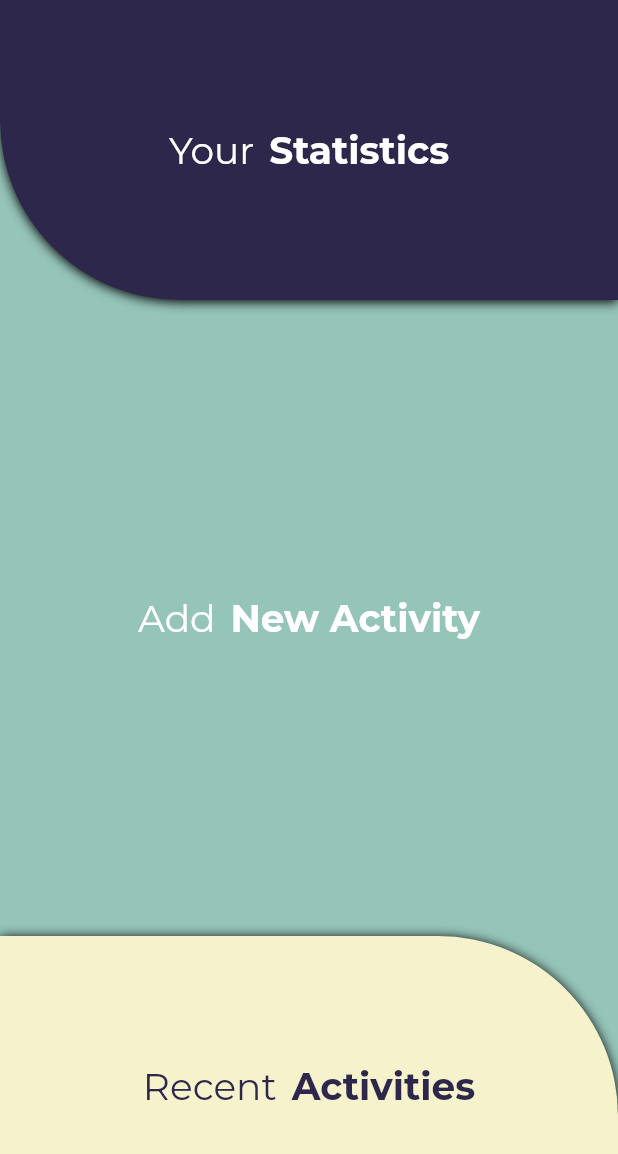
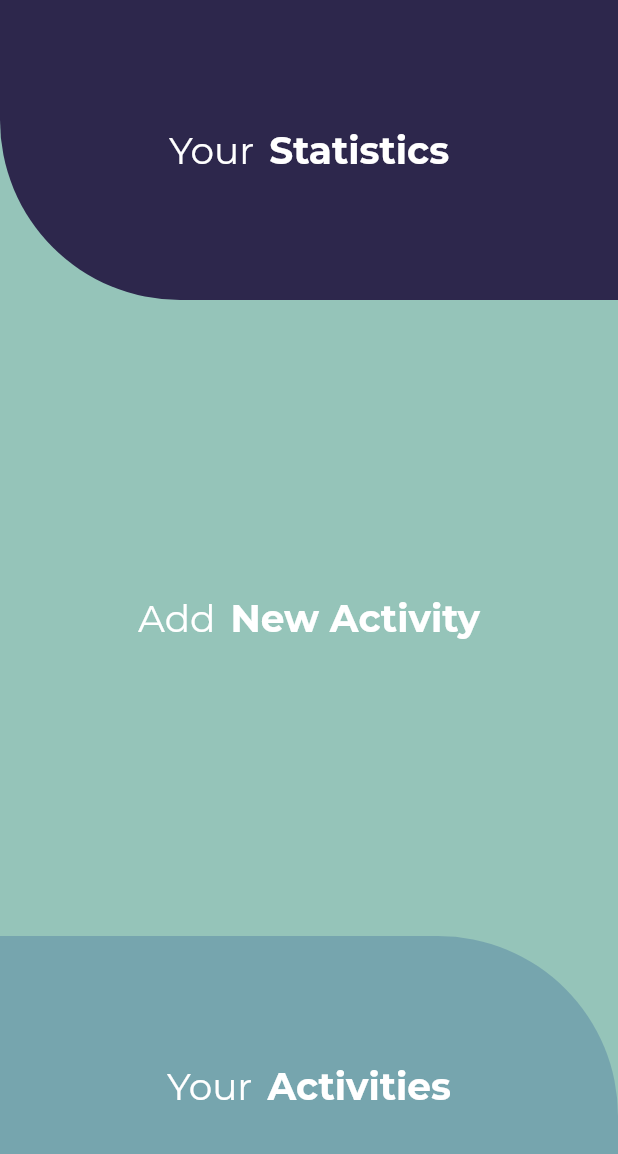
Before and after one commit to luuuuk/datavisualizationapp, a Flutter app: the screen it shows after launch, on a phone screen of 412 x 824 dp. Shown: the top 1154 px of the screen. Run offline on Flutter 3.47's test engine with Material 2 defaults, Android fonts, the phone set to English and light mode, and no system bars; our stand-ins replace charts_flutter, dotted_border, flutter_slidable, flutter_speed_dial, google_fonts, page_transition and 2 more; accounts and stored records are empty.

Commit message:
Color update and temporarily disabled Navigation for middle option on WelcomeScreen

```diff
--- a/lib/screens/welcome_screen.dart
+++ b/lib/screens/welcome_screen.dart
@@ -84,13 +84,6 @@ class _WelcomeScreenState extends State<WelcomeScreen>
                 borderRadius: BorderRadius.only(
                     bottomLeft: Radius.circular(_borderRadius)),
                 color: ThemeColors.darkBlue,
-                boxShadow: [
-                  BoxShadow(
-                    color: Colors.black,
-                    offset: Offset(0.0, 1.0), //(x,y)
-                    blurRadius: 6,
-                  ),
-                ],
               ),
               child: Center(
                 child: Row(
@@ -118,6 +111,7 @@ class _WelcomeScreenState extends State<WelcomeScreen>
             ),
           ),
           GestureDetector(
+            /*
             onTap: () {
               _container1controller.animateBack(0);
               _container3controller.animateBack(0);
@@ -126,6 +120,7 @@ class _WelcomeScreenState extends State<WelcomeScreen>
                   .whenComplete(() => Navigator.pushNamed(
                   context, AddDataScreen.routeName));
             },
+             */
             child: Container(
               height: _container2controller.value,
               child: Center(
@@ -167,24 +162,17 @@ class _WelcomeScreenState extends State<WelcomeScreen>
               decoration: BoxDecoration(
                 borderRadius:
                     BorderRadius.only(topRight: Radius.circular(_borderRadius)),
-                color: ThemeColors.yellowGreenish,
-                boxShadow: [
-                  BoxShadow(
-                    color: Colors.black,
-                    offset: Offset(0.0, 1.0), //(x,y)
-                    blurRadius: 6,
-                  ),
-                ],
+                color: ThemeColors.blueGreenisShade2,
               ),
               child: Center(
                 child: Row(
                   mainAxisAlignment: MainAxisAlignment.center,
                   children: <Widget>[
                     Text(
-                      'Recent',
+                      'Your',
                       style: TextStyle(
                           fontFamily: 'Montserrat',
-                          color: ThemeColors.darkBlue,
+                          color: Colors.white,
                           fontSize: 25.0),
                     ),
                     SizedBox(width: 10.0),
@@ -192,7 +180,7 @@ class _WelcomeScreenState extends State<WelcomeScreen>
                       'Activities',
                       style: TextStyle(
                           fontFamily: 'Montserrat',
-                          color: ThemeColors.darkBlue,
+                          color: Colors.white,
                           fontWeight: FontWeight.bold,
                           fontSize: 25.0),
                     ),
```
Also changed, not shown: lib/screens/activity_list_screen.dart (+5 -5 lines).
